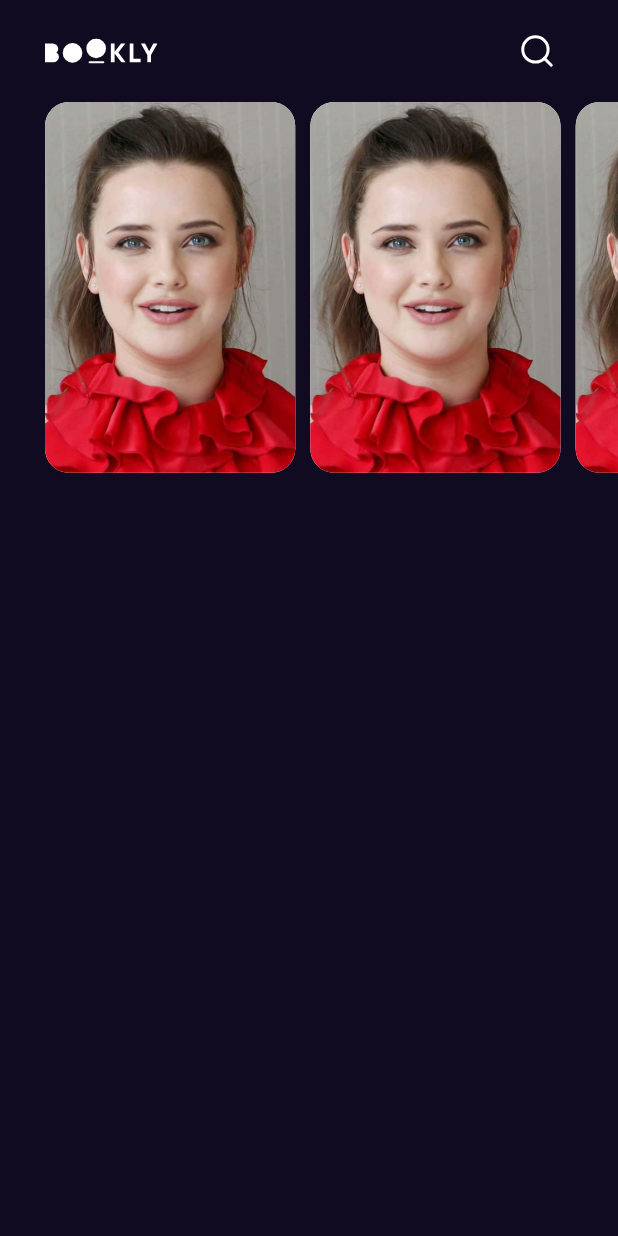
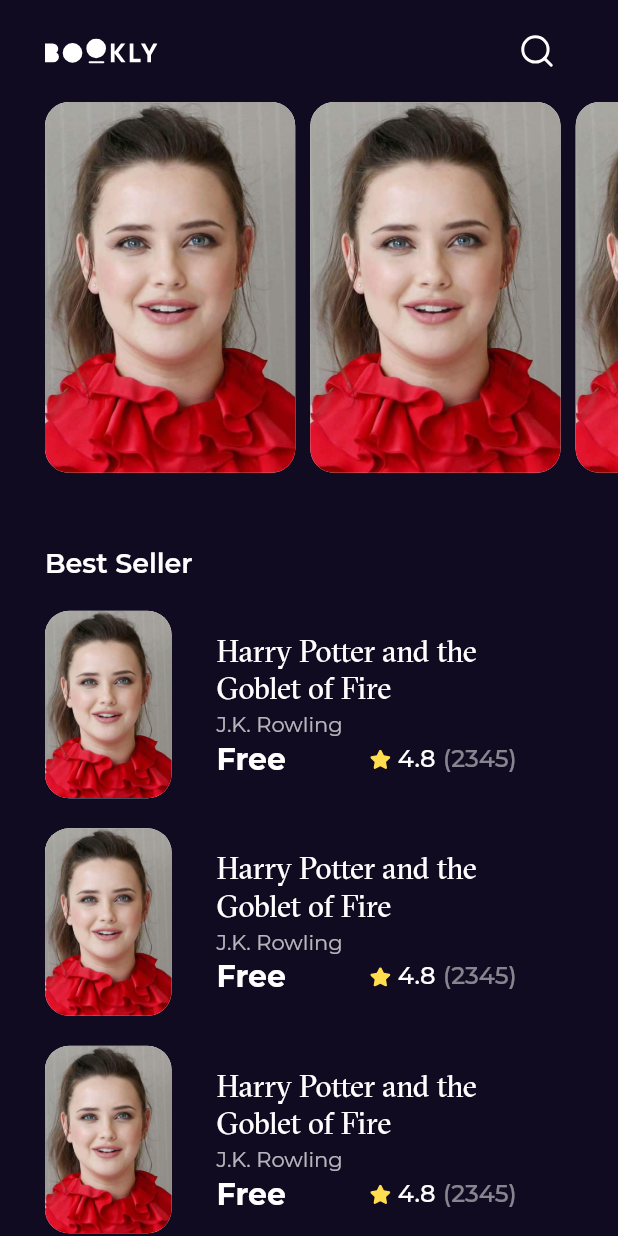
Before and after one commit to AhmedGamalxp/freebook_app, a Flutter app: the screen it shows after launch, on a phone screen of 412 x 824 dp. Run offline on Flutter 3.47's test engine with Material 2 defaults, Android fonts, the phone set to English and light mode, and no system bars; our stand-ins replace flutter_svg, go_router, google_fonts.

Commit message:
adding best seller section

```diff
--- a/lib/core/utils/assets.dart
+++ b/lib/core/utils/assets.dart
@@ -1,5 +1,6 @@
 class AssetsData {
   static const logo = 'assets/images/logo.svg';
+  static const star = 'assets/images/Star.svg';
   static const search = 'assets/images/ic search.svg';
   static const test = 'assets/images/test.jpg';
 }
--- /dev/null
+++ b/lib/core/utils/styles.dart
@@ -0,0 +1,25 @@
+import 'package:flutter/material.dart';
+
+abstract class Styles {
+  static const textstyle18 = TextStyle(
+    fontSize: 18,
+    fontWeight: FontWeight.w600,
+  );
+  static const textstyle20 = TextStyle(
+    fontSize: 20,
+    fontWeight: FontWeight.normal,
+    fontFamily: 'GT Sectra Fine Regular',
+  );
+  static const textstyle30 = TextStyle(
+    fontSize: 30,
+    fontWeight: FontWeight.bold,
+  );
+  static const textstyle14 = TextStyle(
+    fontSize: 14,
+    fontWeight: FontWeight.normal,
+  );
+  static const textstyle16 = TextStyle(
+    fontSize: 16,
+    fontWeight: FontWeight.w500,
+  );
+}
--- a/lib/features/home/presentation/views/home_view.dart
+++ b/lib/features/home/presentation/views/home_view.dart
@@ -1,4 +1,7 @@
 import 'package:flutter/material.dart';
+import 'package:freebook_app/core/utils/styles.dart';
+import 'widgets/best_seller_listview.dart';
+import 'widgets/best_seller_section.dart';
 import 'widgets/featured_listview.dart';
 import 'widgets/home_appbar.dart';
 
@@ -9,14 +12,39 @@ class HomeView extends StatelessWidget {
   Widget build(BuildContext context) {
     return const SafeArea(
       child: Scaffold(
-        body: Column(
-          mainAxisAlignment: MainAxisAlignment.start,
+          body: CustomScrollView(
+        slivers: [
+          SliverToBoxAdapter(
+            child: Column(
+              crossAxisAlignment: CrossAxisAlignment.start,
               children: [
                 HomeViewAppBar(),
                 FeaturedBooksListView(),
+                SizedBox(
+                  height: 50,
+                ),
+                // BestSellerSection(),
+                Padding(
+                  padding: EdgeInsets.only(left: 30),
+                  child: Text(
+                    'Best Seller',
+                    style: Styles.textstyle18,
+                  ),
+                ),
+                SizedBox(
+                  height: 20,
+                ),
               ],
             ),
           ),
+          SliverToBoxAdapter(
+            child: Padding(
+              padding: EdgeInsets.symmetric(horizontal: 30),
+              child: BestSellerListView(),
+            ),
+          )
+        ],
+      )),
     );
   }
 }
--- /dev/null
+++ b/lib/features/home/presentation/views/widgets/best_seller_listview.dart
@@ -0,0 +1,24 @@
+import 'package:flutter/material.dart';
+
+import 'best_seller_listview_item.dart';
+
+class BestSellerListView extends StatelessWidget {
+  const BestSellerListView({super.key});
+
+  @override
+  Widget build(BuildContext context) {
+    return ListView.separated(
+      shrinkWrap: true,
+      physics: const NeverScrollableScrollPhysics(),
+      itemBuilder: (context, index) {
+        return const BestSellerListViewItem();
+      },
+      separatorBuilder: (context, index) {
+        return const SizedBox(
+          height: 20,
+        );
+      },
+      itemCount: 10,
+    );
+  }
+}
--- /dev/null
+++ b/lib/features/home/presentation/views/widgets/best_seller_listview_item.dart
@@ -0,0 +1,81 @@
+import 'package:flutter/material.dart';
+import 'package:freebook_app/core/utils/assets.dart';
+import 'package:freebook_app/core/utils/styles.dart';
+
+import 'ratting_book.dart';
+
+class BestSellerListViewItem extends StatelessWidget {
+  const BestSellerListViewItem({super.key});
+
+  @override
+  Widget build(BuildContext context) {
+    return Row(
+      children: [
+        SizedBox(
+          height: 125,
+          child: AspectRatio(
+            aspectRatio: 2.7 / 4,
+            child: Container(
+              clipBehavior: Clip.antiAlias,
+              decoration: BoxDecoration(
+                  borderRadius: BorderRadius.circular(16), color: Colors.white),
+              child: Image.asset(
+                AssetsData.test,
+                fit: BoxFit.cover,
+              ),
+            ),
+          ),
+        ),
+        const SizedBox(
+          width: 30,
+        ),
+        Column(
+          crossAxisAlignment: CrossAxisAlignment.start,
+          children: [
+            const SizedBox(
+              width: 200,
+              child: Text(
+                'Harry Potter and the Goblet of Fire',
+                style: Styles.textstyle20,
+                maxLines: 2,
+                overflow: TextOverflow.ellipsis,
+              ),
+            ),
+            const Padding(
+              padding: EdgeInsets.symmetric(vertical: 3),
+              child: SizedBox(
+                width: 200,
+                child: Opacity(
+                  opacity: 0.7,
+                  child: Text(
+                    'J.K. Rowling',
+                    style: Styles.textstyle14,
+                    maxLines: 2,
+                    overflow: TextOverflow.ellipsis,
+                  ),
+                ),
+              ),
+            ),
+            SizedBox(
+              width: 200,
+              child: Row(
+                mainAxisAlignment: MainAxisAlignment.spaceBetween,
+                children: [
+                  Text(
+                    'Free',
+                    style: Styles.textstyle30.copyWith(
+                      fontSize: 20,
+                    ),
+                    maxLines: 2,
+                    overflow: TextOverflow.ellipsis,
+                  ),
+                  const RattingBook(),
+                ],
+              ),
+            ),
+          ],
+        )
+      ],
+    );
+  }
+}
--- /dev/null
+++ b/lib/features/home/presentation/views/widgets/best_seller_section.dart
@@ -0,0 +1,30 @@
+import 'package:flutter/material.dart';
+import 'package:freebook_app/core/utils/styles.dart';
+
+import 'best_seller_listview.dart';
+
+class BestSellerSection extends StatelessWidget {
+  const BestSellerSection({super.key});
+
+  @override
+  Widget build(BuildContext context) {
+    return const Padding(
+      padding: EdgeInsets.symmetric(horizontal: 30),
+      child: Column(
+        crossAxisAlignment: CrossAxisAlignment.start,
+        children: [
+          Text(
+            'Best Seller',
+            style: Styles.textstyle18,
+            textAlign: TextAlign.start,
+          ),
+          SizedBox(
+            height: 20,
+          ),
+          // BestSellerListViewItem()
+          Expanded(child: BestSellerListView()),
+        ],
+      ),
+    );
+  }
+}
--- /dev/null
+++ b/lib/features/home/presentation/views/widgets/ratting_book.dart
@@ -0,0 +1,29 @@
+import 'package:flutter/material.dart';
+import 'package:flutter_svg/flutter_svg.dart';
+import 'package:freebook_app/core/utils/assets.dart';
+import 'package:freebook_app/core/utils/styles.dart';
+
+class RattingBook extends StatelessWidget {
+  const RattingBook({super.key});
+
+  @override
+  Widget build(BuildContext context) {
+    return Row(
+      children: [
+        SvgPicture.asset(
+          AssetsData.star,
+          semanticsLabel: 'star',
+        ),
+        const Padding(
+          padding: EdgeInsets.symmetric(horizontal: 5),
+          child: Text(
+            '4.8',
+            style: Styles.textstyle16,
+          ),
+        ),
+        const Opacity(
+            opacity: 0.5, child: Text('(2345)', style: Styles.textstyle16)),
+      ],
+    );
+  }
+}
```
Also changed, not shown: pubspec.yaml (+4 -6 lines), assets/fonts/GT_Sectra_Fine_Regular.ttf (added), assets/images/Star.svg (added). Lines whose indentation alone changed are shown as unchanged.
